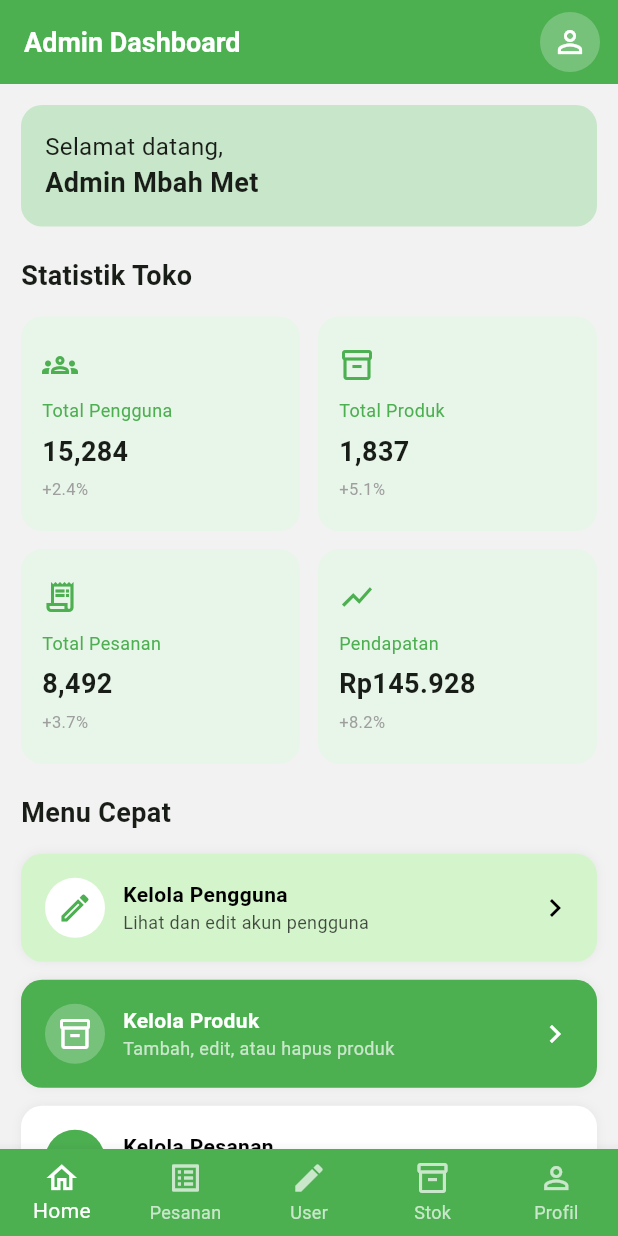
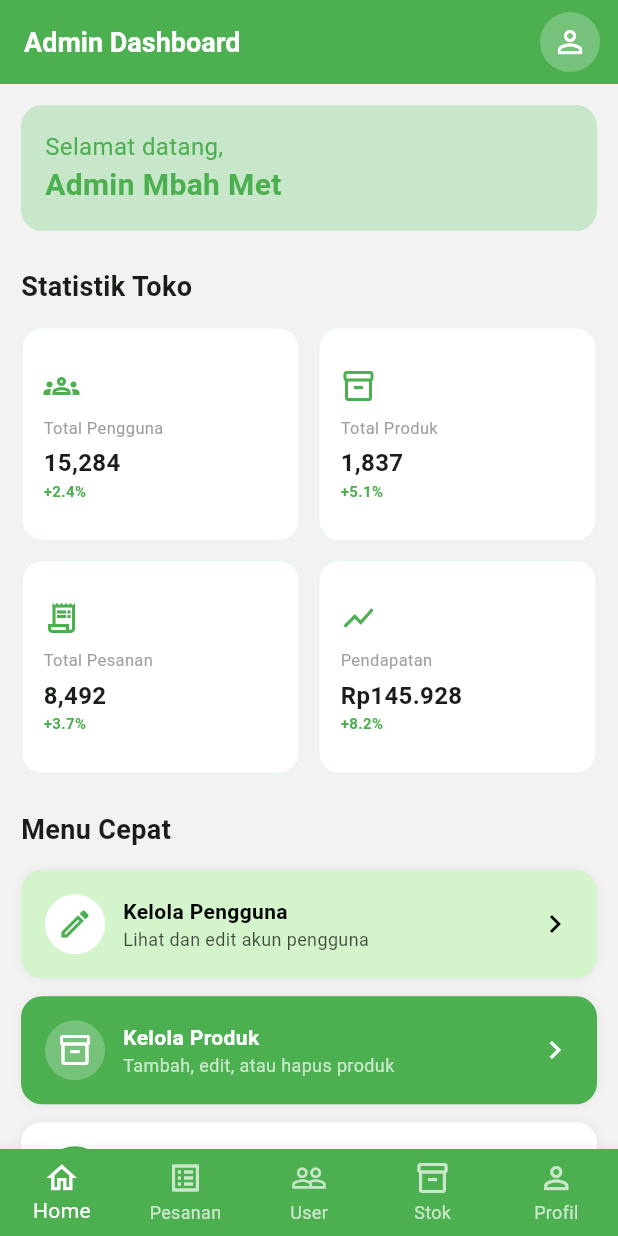
Before and after one commit to devadwikumara-sudo/flutter_application_mbahmeth, a Flutter app: the AdminDashboard screen opened directly, on a phone screen of 412 x 824 dp. Run offline on Flutter 3.47's test engine with Material 3 defaults, Android fonts, the phone set to English and light mode, and no system bars; our stand-ins replace image_picker, shared_preferences; accounts and stored records are empty; network calls fail.

Commit message:
Refactor admin dashboard with Material 3 and navigation updates
Updated the admin dashboard layout and functionality, including Material 3 design integration, improved widget structure, and enhanced navigation.

```diff
--- a/lib/admin/dashboard.dart
+++ b/lib/admin/dashboard.dart
@@ -1,7 +1,9 @@
 import 'package:flutter/material.dart';
-import 'users_semua.dart';
 import 'package:flutter_application_mbahmeth/admin/admin_crud/presentation/pages/product_list_page.dart';
 import 'package:flutter_application_mbahmeth/admin/admin_orders/presentation/pages/order_list_page.dart';
+
+// Import halaman sesuai struktur folder kelompok (Gambar B6049AAB)
+import 'users_semua.dart';
 
 void main() {
   runApp(const MyApp());
@@ -14,31 +16,24 @@ class MyApp extends StatelessWidget {
   Widget build(BuildContext context) {
     return MaterialApp(
       debugShowCheckedModeBanner: false,
-      theme: ThemeData(primarySwatch: Colors.green),
+      title: 'MbahMeth Admin',
+      theme: ThemeData(
+        primarySwatch: Colors.green,
+        useMaterial3: true, // Menggunakan desain Material 3 yang lebih modern
+      ),
+
       home: const AdminDashboard(),
     );
   }
 }
 
-class PesananPage extends StatelessWidget {
-  const PesananPage({super.key});
-
-  @override
-  Widget build(BuildContext context) {
-    return const Center(
-      child: Text("Halaman Pesanan"),
-    );
-  }
-}
-
+// Widget untuk Profil Admin
 class ProfilAdmin extends StatelessWidget {
   const ProfilAdmin({super.key});
 
   @override
   Widget build(BuildContext context) {
-    return const Center(
-      child: Text("Halaman Profil"),
-    );
+    return const Scaffold(body: Center(child: Text("Halaman Profil Admin")));
   }
 }
 
@@ -52,21 +47,19 @@ class AdminDashboard extends StatefulWidget {
 class _AdminDashboardState extends State<AdminDashboard> {
   int currentIndex = 0;
 
+  // Daftar halaman yang akan ditampilkan di Bottom Navigation
   late final List<Widget> pages = [
-    _homePage(),
-    const OrderListPage(),
-    const UsersSemua(),
-    const ProductListPage(),
-    const ProfilAdmin(),
+    _homePage(), // Index 0
+    OrderListPage(), // Index 1
+    const UsersSemua(), // Index 2
+    const ProductListPage(), // Index 3
+    const ProfilAdmin(), // Index 4
   ];
 
   @override
   Widget build(BuildContext context) {
     return Scaffold(
-      body: IndexedStack(
-        index: currentIndex,
-        children: pages,
-      ),
+      body: IndexedStack(index: currentIndex, children: pages),
       bottomNavigationBar: BottomNavigationBar(
         currentIndex: currentIndex,
         selectedItemColor: Colors.white,
@@ -83,12 +76,9 @@ class _AdminDashboardState extends State<AdminDashboard> {
             icon: Icon(Icons.home_outlined),
             label: "Home",
           ),
+          BottomNavigationBarItem(icon: Icon(Icons.list_alt), label: "Pesanan"),
           BottomNavigationBarItem(
-            icon: Icon(Icons.list_alt),
-            label: "Pesanan",
-          ),
-          BottomNavigationBarItem(
-            icon: Icon(Icons.edit),
+            icon: Icon(Icons.people_outline),
             label: "User",
           ),
           BottomNavigationBarItem(
@@ -104,12 +94,14 @@ class _AdminDashboardState extends State<AdminDashboard> {
     );
   }
 
+  // Tampilan Utama (Home) Dashboard
   Widget _homePage() {
     return Scaffold(
       backgroundColor: const Color(0xFFF2F2F2),
       appBar: AppBar(
         backgroundColor: Colors.green,
         elevation: 0,
+        centerTitle: false,
         title: const Text(
           "Admin Dashboard",
           style: TextStyle(
@@ -118,14 +110,14 @@ class _AdminDashboardState extends State<AdminDashboard> {
             color: Colors.white,
           ),
         ),
-        actions: const [
+        actions: [
           Padding(
-            padding: EdgeInsets.only(right: 12),
-            child: CircleAvatar(
+            padding: const EdgeInsets.only(right: 12),
+            child: GestureDetector(
+              onTap: () => setState(() => currentIndex = 4), // Pindah ke profil
+              child: const CircleAvatar(
                 backgroundColor: Colors.white24,
-              child: Icon(
-                Icons.person_outline,
-                color: Colors.white,
+                child: Icon(Icons.person_outline, color: Colors.white),
               ),
             ),
           ),
@@ -136,6 +128,7 @@ class _AdminDashboardState extends State<AdminDashboard> {
         child: Column(
           crossAxisAlignment: CrossAxisAlignment.start,
           children: [
+            // Banner Selamat Datang
             Container(
               width: double.infinity,
               padding: const EdgeInsets.all(16),
@@ -146,13 +139,13 @@ class _AdminDashboardState extends State<AdminDashboard> {
               child: const Text.rich(
                 TextSpan(
                   text: "Selamat datang,\n",
-                  style: TextStyle(fontSize: 16),
+                  style: TextStyle(fontSize: 16, color: Colors.green),
                   children: [
                     TextSpan(
                       text: "Admin Mbah Met",
                       style: TextStyle(
                         fontWeight: FontWeight.bold,
-                        fontSize: 18,
+                        fontSize: 20,
                       ),
                     ),
                   ],
@@ -160,18 +153,14 @@ class _AdminDashboardState extends State<AdminDashboard> {
               ),
             ),
 
-            const SizedBox(height: 20),
-
+            const SizedBox(height: 24),
             const Text(
               "Statistik Toko",
-              style: TextStyle(
-                fontSize: 18,
-                fontWeight: FontWeight.bold,
+              style: TextStyle(fontSize: 18, fontWeight: FontWeight.bold),
             ),
-            ),
-
             const SizedBox(height: 14),
 
+            // Grid Statistik
             GridView.count(
               crossAxisCount: 2,
               shrinkWrap: true,
@@ -198,51 +187,29 @@ class _AdminDashboardState extends State<AdminDashboard> {
                   Icons.receipt_long_outlined,
                   "+3.7%",
                 ),
-                InfoCard(
-                  "Pendapatan",
-                  "Rp145.928",
-                  Icons.show_chart,
-                  "+8.2%",
-                ),
+                InfoCard("Pendapatan", "Rp145.928", Icons.show_chart, "+8.2%"),
               ],
             ),
 
-            const SizedBox(height: 20),
-
+            const SizedBox(height: 24),
             const Text(
               "Menu Cepat",
-              style: TextStyle(
-                fontSize: 18,
-                fontWeight: FontWeight.bold,
+              style: TextStyle(fontSize: 18, fontWeight: FontWeight.bold),
             ),
-            ),
-
             const SizedBox(height: 14),
 
-            InkWell(
-              onTap: () {
-                setState(() {
-                  currentIndex = 2;
-                });
-              },
-              child: const MenuCard(
+            // Daftar Menu Card
+            MenuCard(
+              onTap: () => setState(() => currentIndex = 2),
               title: "Kelola Pengguna",
               subtitle: "Lihat dan edit akun pengguna",
               icon: Icons.edit_outlined,
-                color: Color(0xFFD4F5CC),
+              color: const Color(0xFFD4F5CC),
               iconBgColor: Colors.white,
             ),
-            ),
-
             const SizedBox(height: 12),
-
-            InkWell(
-              onTap: () {
-                setState(() {
-                  currentIndex = 3;
-                });
-              },
-              child: const MenuCard(
+            MenuCard(
+              onTap: () => setState(() => currentIndex = 3),
               title: "Kelola Produk",
               subtitle: "Tambah, edit, atau hapus produk",
               icon: Icons.inventory_2_outlined,
@@ -250,59 +217,14 @@ class _AdminDashboardState extends State<AdminDashboard> {
               textWhite: true,
               iconBgColor: Colors.white24,
             ),
-            ),
-
             const SizedBox(height: 12),
-
-            InkWell(
-              onTap: () {
-                setState(() {
-                  currentIndex = 1;
-                });
-              },
-              child: const MenuCard(
+            MenuCard(
+              onTap: () => setState(() => currentIndex = 1),
               title: "Kelola Pesanan",
               subtitle: "Memproses pesanan pelanggan",
               icon: Icons.receipt_long_outlined,
               color: Colors.white,
               iconBgColor: Colors.green,
-              ),
-            ),
-
-            const SizedBox(height: 12),
-
-            Container(
-              padding: const EdgeInsets.symmetric(
-                horizontal: 16,
-                vertical: 14,
-              ),
-              decoration: BoxDecoration(
-                color: const Color(0xFF2E9900),
-                borderRadius: BorderRadius.circular(14),
-              ),
-              child: Row(
-                mainAxisAlignment: MainAxisAlignment.spaceBetween,
-                children: [
-                  const Text(
-                    "Umpan Balik Pelanggan",
-                    style: TextStyle(
-                      color: Colors.white,
-                      fontWeight: FontWeight.bold,
-                    ),
-                  ),
-                  Container(
-                    padding: const EdgeInsets.all(8),
-                    decoration: const BoxDecoration(
-                      color: Color(0xFF4DBE2E),
-                      shape: BoxShape.circle,
-                    ),
-                    child: const Text(
-                      "3",
-                      style: TextStyle(color: Colors.white),
-                    ),
-                  ),
-                ],
-              ),
             ),
           ],
         ),
@@ -311,10 +233,9 @@ class _AdminDashboardState extends State<AdminDashboard> {
   }
 }
 
+// Komponen Card Informasi Statistik
 class InfoCard extends StatelessWidget {
-  final String title;
-  final String value;
-  final String percentage;
+  final String title, value, percentage;
   final IconData icon;
 
   const InfoCard(
@@ -330,42 +251,28 @@ class InfoCard extends StatelessWidget {
     return Container(
       padding: const EdgeInsets.all(14),
       decoration: BoxDecoration(
-        color: Colors.green.shade50,
+        color: Colors.white,
         borderRadius: BorderRadius.circular(14),
+        border: Border.all(color: Colors.green.shade50),
       ),
       child: Column(
         crossAxisAlignment: CrossAxisAlignment.start,
         mainAxisAlignment: MainAxisAlignment.center,
         children: [
           Icon(icon, color: Colors.green),
-
-          const SizedBox(height: 10),
-
-          Text(
-            title,
-            style: const TextStyle(
-              fontSize: 12,
-              color: Colors.green,
-            ),
-          ),
-
-          const SizedBox(height: 6),
-
+          const SizedBox(height: 8),
+          Text(title, style: const TextStyle(fontSize: 11, color: Colors.grey)),
+          const SizedBox(height: 4),
           Text(
             value,
-            style: const TextStyle(
-              fontSize: 18,
-              fontWeight: FontWeight.bold,
+            style: const TextStyle(fontSize: 16, fontWeight: FontWeight.bold),
           ),
-          ),
-
-          const SizedBox(height: 4),
-
           Text(
             percentage,
             style: const TextStyle(
-              fontSize: 11,
-              color: Colors.grey,
+              fontSize: 10,
+              color: Colors.green,
+              fontWeight: FontWeight.bold,
             ),
           ),
         ],
@@ -374,13 +281,13 @@ class InfoCard extends StatelessWidget {
   }
 }
 
+// Komponen Card Menu Navigasi
 class MenuCard extends StatelessWidget {
-  final String title;
-  final String subtitle;
+  final String title, subtitle;
   final IconData icon;
-  final Color color;
-  final Color iconBgColor;
+  final Color color, iconBgColor;
   final bool textWhite;
+  final VoidCallback onTap;
 
   const MenuCard({
     super.key,
@@ -389,37 +296,32 @@ class MenuCard extends StatelessWidget {
     required this.icon,
     required this.color,
     required this.iconBgColor,
+    required this.onTap,
     this.textWhite = false,
   });
 
   @override
   Widget build(BuildContext context) {
     final textColor = textWhite ? Colors.white : Colors.black;
-
-    return Container(
+    return InkWell(
+      onTap: onTap,
+      borderRadius: BorderRadius.circular(14),
+      child: Container(
         padding: const EdgeInsets.all(16),
         decoration: BoxDecoration(
           color: color,
           borderRadius: BorderRadius.circular(14),
           boxShadow: [
-          BoxShadow(
-            color: Colors.black.withValues(alpha: 0.05),
-            blurRadius: 5,
-          ),
+            BoxShadow(color: Colors.black.withOpacity(0.05), blurRadius: 5),
           ],
         ),
         child: Row(
           children: [
             CircleAvatar(
               backgroundColor: iconBgColor,
-            child: Icon(
-              icon,
-              color: textWhite ? Colors.white : Colors.green,
+              child: Icon(icon, color: textWhite ? Colors.white : Colors.green),
             ),
-          ),
-
             const SizedBox(width: 12),
-
             Expanded(
               child: Column(
                 crossAxisAlignment: CrossAxisAlignment.start,
@@ -434,19 +336,16 @@ class MenuCard extends StatelessWidget {
                   Text(
                     subtitle,
                     style: TextStyle(
-                    color: textColor.withValues(alpha: 0.7),
+                      color: textColor.withOpacity(0.7),
                       fontSize: 12,
                     ),
                   ),
                 ],
               ),
             ),
-
-          Icon(
-            Icons.chevron_right,
-            color: textColor,
+            Icon(Icons.chevron_right, color: textColor),
+          ],
         ),
-        ],
       ),
     );
   }
```
Lines whose indentation alone changed are shown as unchanged.
